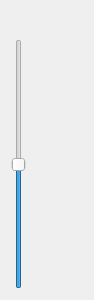
Before: the Qt Designer form GUI/volumewidget/volumewidget.ui in rbg2024/upplay, drawn with Qt 5.
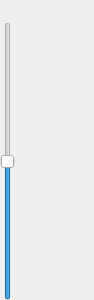
After: the same form once the commit is applied. Icons and pictures are not drawn. Custom widgets are drawn as their Qt base class.

```diff
--- a/GUI/volumewidget/volumewidget.ui
+++ b/GUI/volumewidget/volumewidget.ui
@@ -10,9 +10,24 @@
     <height>300</height>
    </rect>
   </property>
+  <property name="sizePolicy">
+   <sizepolicy hsizetype="Minimum" vsizetype="Expanding">
+    <horstretch>0</horstretch>
+    <verstretch>0</verstretch>
+   </sizepolicy>
+  </property>
   <layout class="QVBoxLayout" name="verticalLayout_2">
+   <property name="spacing">
+    <number>0</number>
+   </property>
+   <property name="margin">
+    <number>0</number>
+   </property>
    <item>
     <layout class="QVBoxLayout" name="verticalLayout">
+     <property name="spacing">
+      <number>0</number>
+     </property>
      <item>
       <widget class="QPushButton" name="btn_mute">
        <property name="maximumSize">
```
Left out of the diff: 2 changed lines with no effect on the pictures.
